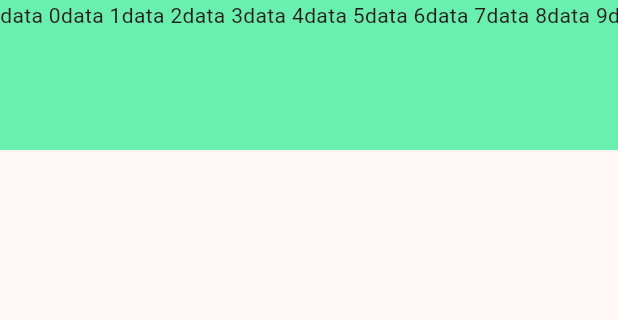
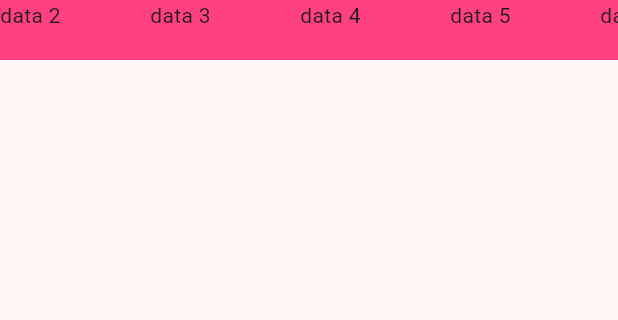
Before and after one commit to joafc96/multi_directional_horizontal_list, a Flutter app: the screen it shows after launch, on a phone screen of 412 x 824 dp, the part 84-404 px from its top. Run offline on Flutter 3.47's test engine with Material 3 defaults, Android fonts, the phone set to English and light mode, and no system bars.

Commit message:
added logic to control the scrol of the list view

```diff
--- a/example/lib/main.dart
+++ b/example/lib/main.dart
@@ -1,3 +1,5 @@
+import 'dart:developer';
+
 import 'package:flutter/material.dart';
 import 'package:multi_directional_horizontal_list/multi_directional_horizontal_list.dart';
 
@@ -8,7 +10,6 @@ void main() {
 class MyApp extends StatelessWidget {
   const MyApp({super.key});
 
-  // This widget is the root of your application.
   @override
   Widget build(BuildContext context) {
     return MaterialApp(
@@ -26,6 +27,7 @@ class MyApp extends StatelessWidget {
 class MyHomePage extends StatefulWidget {
   // This is a parameter to support testing in this repo
   final MultiDirectionalHorizontalListController? testingController;
+
   const MyHomePage({
     super.key,
     required this.title,
@@ -43,24 +45,15 @@ class _MyHomePageState extends State<MyHomePage> {
 
   @override
   initState() {
-    controller = widget.testingController ?? MultiDirectionalHorizontalListController()
+    controller =
+        widget.testingController ?? MultiDirectionalHorizontalListController()
           ..addListener((event) {
             _handleCallbackEvent(event);
           });
-
-    Future.delayed(Duration(seconds: 1), () {
-      controller.jumpToPosition(5);
-      controller.jumpToPosition(10);
-      controller.jumpToPosition(3);
-      controller.jumpToPosition(2);
-    });
-
-
   }
 
   void _handleCallbackEvent(ScrollEvent event) {
-    print(
-        "Scroll callback received with data: {direction: ${event.direction}}");
+    log("Scroll callback received with data: {direction: ${event.direction}}");
   }
 
   @override
@@ -70,12 +63,23 @@ class _MyHomePageState extends State<MyHomePage> {
         backgroundColor: Theme.of(context).colorScheme.inversePrimary,
         title: Text(widget.title),
       ),
-      body: MultiDirectionalHorizontalList(
+      body: ColoredBox(
+        color: Colors.pinkAccent,
+        child: MultiDirectionalHorizontalList(
           controller: controller,
+          initialScrollOffset: 200,
           itemCount: 51,
+          // height: 50,
           itemBuilder: (context, index) {
-          return Text("data $index");
+            return Container(
+              width: 100,
+              child: Text(
+                "data $index",
+                textAlign: TextAlign.left,
+              ),
+            );
           },
+        ),
       ),
     );
   }
--- a/lib/src/controller.dart
+++ b/lib/src/controller.dart
@@ -45,7 +45,7 @@ class MultiDirectionalHorizontalListController {
   /// Command the list to switch to the given [position] in a synchronous and
   /// immediate manner. There will be no animation. To animate, use
   /// [animateToPosition] instead.
-  void jumpToPosition(int position) {
+  void jumpToPosition(double position) {
     _feedback?.sink.add(ControllerFeedback(
       ControllerCommandTypes.jumpToPosition,
       data: position,
@@ -54,7 +54,7 @@ class MultiDirectionalHorizontalListController {
 
   /// Command the list to move to the given [position] in an animated manner.
   /// To ignore animation, use [jumpToPosition] instead
-  Future<void> animateToPosition(int position) async {
+  Future<void> animateToPosition(double position) async {
     _feedback?.sink.add(ControllerFeedback(
       ControllerCommandTypes.animateToPosition,
       data: position,
--- a/lib/src/widget.dart
+++ b/lib/src/widget.dart
@@ -1,26 +1,25 @@
-import 'dart:developer';
-
 import "package:flutter/material.dart";
+import 'package:flutter/scheduler.dart';
 
 import 'index.dart';
 
 class MultiDirectionalHorizontalList extends StatefulWidget {
-  // @required
+  /// @required
   final int itemCount;
-
-  // @optional
-  final int delta;
 
   /// A function that converts a context and an index to a Widget to be rendered
   final IndexedWidgetBuilder itemBuilder;
 
-  // @optional
-  final double startScrollPosition;
+  /// @optional
+  final int delta;
 
-  // @optional
+  /// @optional
+  final double initialScrollOffset;
+
+  /// @optional
   final Duration duration;
 
-  // @optional
+  /// @optional
   final double height;
 
   /// @optional
@@ -35,8 +34,8 @@ class MultiDirectionalHorizontalList extends StatefulWidget {
     this.controller,
     this.height = 40,
     this.delta = 50,
-    this.startScrollPosition = 0,
-    this.duration = const Duration(milliseconds: 100),
+    this.initialScrollOffset = 0,
+    this.duration = const Duration(milliseconds: 600),
   });
 
   @override
@@ -46,26 +45,53 @@ class MultiDirectionalHorizontalList extends StatefulWidget {
 
 class _MultiDirectionalHorizontalListState
     extends State<MultiDirectionalHorizontalList> {
+  late final ScrollController _scrollController;
+
   final List<int> left = [];
   final List<int> right = [];
 
   @override
   void initState() {
+    initialiseScrollController();
+    initialiseFeedBackController();
+    populateLeftAndRightList(widget.itemCount);
+
+    super.initState();
+  }
+
+  initialiseScrollController() {
+    _scrollController = ScrollController();
+    _scrollController.addListener(_scrollListener);
+
+    SchedulerBinding.instance.addPostFrameCallback((_) {
+      _scrollController.animateTo(
+        widget.initialScrollOffset,
+        duration: widget.duration,
+        curve: const ElasticOutCurve(0.7),
+      );
+    });
+  }
+
+  initialiseFeedBackController() {
     widget.controller?.attach()?.listen((event) {
       switch (event.command) {
         case ControllerCommandTypes.jumpToPosition:
-          // _jumpToPosition(event.data as int);
+          _jumpToPosition(event.data as double);
           break;
         case ControllerCommandTypes.animateToPosition:
-          // _animateToPosition(event.data as int);
+          _animateToPosition(
+            widget.duration,
+            position: event.data as double,
+          );
           break;
       }
-      log(event.toString());
     });
+  }
 
-    populateLeftAndRightList(widget.itemCount);
-
-    super.initState();
+  @override
+  void dispose() {
+    widget.controller?.disposeListeners();
+    super.dispose();
   }
 
   populateLeftAndRightList(int count) {
@@ -87,23 +113,64 @@ class _MultiDirectionalHorizontalListState
     }
   }
 
-  @override
-  void dispose() {
-    widget.controller?.disposeListeners();
-    super.dispose();
+  _jumpToPosition(double? position) {
+    _scrollController.jumpTo(
+      position ?? widget.initialScrollOffset,
+    );
+  }
+
+  _animateToPosition(Duration duration, {double? position}) {
+    _scrollController.animateTo(
+      position ?? widget.initialScrollOffset,
+      duration: duration,
+      curve: Curves.fastOutSlowIn,
+    );
+  }
+
+  _scrollListener() {
+  //   if (_scrollController.offset >=
+  //       _scrollController.position.maxScrollExtent - widget.delta) {
+  //     _onEndReached();
+  //     if (widget.onTopLoaded != null) {
+  //       widget.onTopLoaded!();
+  //     }
+  //   }
+  //   if (_scrollController.offset <=
+  //       _scrollController.position.minScrollExtent + widget.delta) {
+  //     _onStartReached();
+  //     if (widget.onBottomLoaded != null) {
+  //       widget.onBottomLoaded!();
+  //     }
+  //   }
+  //   if (widget.controller != null) {
+  //     widget.onScroll!(_scrollController.offset);
+  //   }
+  // }
+  //
+  // _onEndReached() {
+  //   setState(() {
+  //     bottom.add(bottom.length);
+  //   });
+  // }
+  //
+  // _onStartReached() {
+  //   setState(() {
+  //     top.add(-top.length - 1);
+  //   });
   }
 
   @override
   Widget build(BuildContext context) {
     return Container(
-      height: 100,
-      color: Colors.greenAccent,
+      height: widget.height,
       child: CustomScrollView(
+        key: const Key("CustomScrollView"),
+        controller: _scrollController,
         scrollDirection: Axis.horizontal,
         center: const ValueKey('right-sliver-list'),
         slivers: <Widget>[
           SliverList(
-            key: const ValueKey('left-sliver-list'),
+            // key: const ValueKey('left-sliver-list'),
             delegate: SliverChildBuilderDelegate(
               (BuildContext context, int index) {
                 return widget.itemBuilder(context, left[index]);
--- a/pubspec.yaml
+++ b/pubspec.yaml
@@ -4,7 +4,7 @@ version: 0.0.1
 homepage:
 
 environment:
-  sdk: '>=3.2.5 <4.0.0'
+  sdk: '>=3.0.0 <4.0.0'
   flutter: ">=1.17.0"
 
 dependencies:
```
Lines whose indentation alone changed are shown as unchanged.
